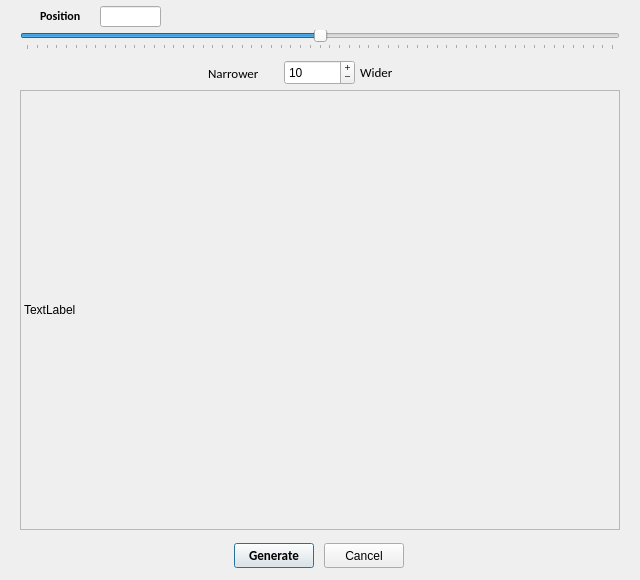
The window that src/GRIME_AI/dialogs/composite_slice/QDialog_CompositeSlice.ui (JohnStranzl/GRIME-AI) describes before a commit, drawn with Qt 5.
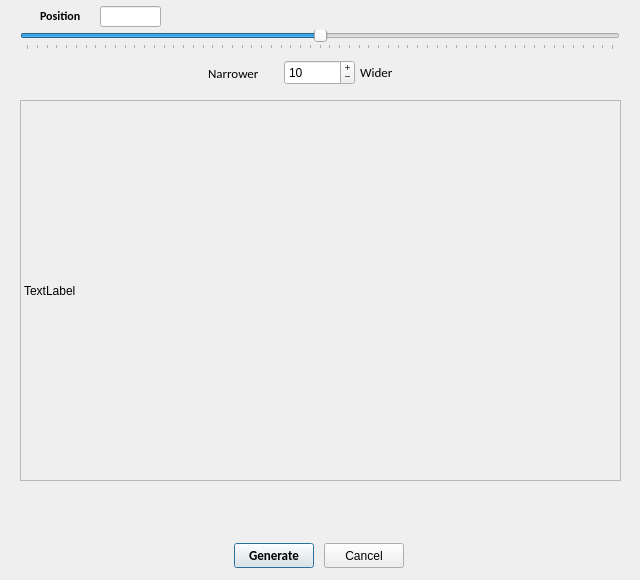
The same window after the commit. Custom widgets are drawn as their Qt base class.

Diff of the .ui file:
```diff
--- a/src/GRIME_AI/dialogs/composite_slice/QDialog_CompositeSlice.ui
+++ b/src/GRIME_AI/dialogs/composite_slice/QDialog_CompositeSlice.ui
@@ -10,25 +10,15 @@
     <height>580</height>
    </rect>
   </property>
+  <property name="sizePolicy">
+   <sizepolicy hsizetype="Expanding" vsizetype="Expanding">
+    <horstretch>0</horstretch>
+    <verstretch>0</verstretch>
+   </sizepolicy>
+  </property>
   <property name="windowTitle">
    <string>Select Features</string>
   </property>
-  <widget class="GRIME_AI_QLabel" name="label_Image">
-   <property name="geometry">
-    <rect>
-     <x>20</x>
-     <y>90</y>
-     <width>600</width>
-     <height>440</height>
-    </rect>
-   </property>
-   <property name="frameShape">
-    <enum>QFrame::StyledPanel</enum>
-   </property>
-   <property name="text">
-    <string>TextLabel</string>
-   </property>
-  </widget>
   <widget class="QSlider" name="horizontalSlider">
    <property name="geometry">
     <rect>
@@ -188,6 +178,28 @@
     <string>Cancel</string>
    </property>
   </widget>
+  <widget class="GRIME_AI_QLabel" name="label_Image">
+   <property name="geometry">
+    <rect>
+     <x>20</x>
+     <y>100</y>
+     <width>601</width>
+     <height>381</height>
+    </rect>
+   </property>
+   <property name="sizePolicy">
+    <sizepolicy hsizetype="Expanding" vsizetype="Expanding">
+     <horstretch>0</horstretch>
+     <verstretch>0</verstretch>
+    </sizepolicy>
+   </property>
+   <property name="frameShape">
+    <enum>QFrame::StyledPanel</enum>
+   </property>
+   <property name="text">
+    <string>TextLabel</string>
+   </property>
+  </widget>
  </widget>
  <customwidgets>
   <customwidget>
```
Left out of the diff: 2 changed lines with no effect on the pictures.
